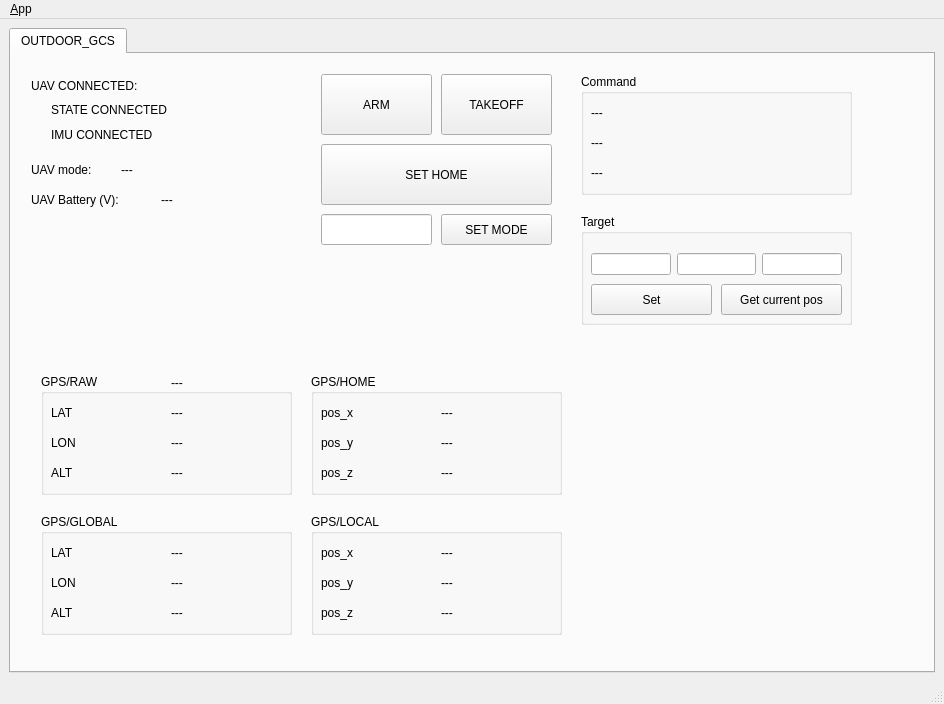
First picture: the form in ui/main_window.ui, repository chenc159/outdoor_gcs, before the edit.
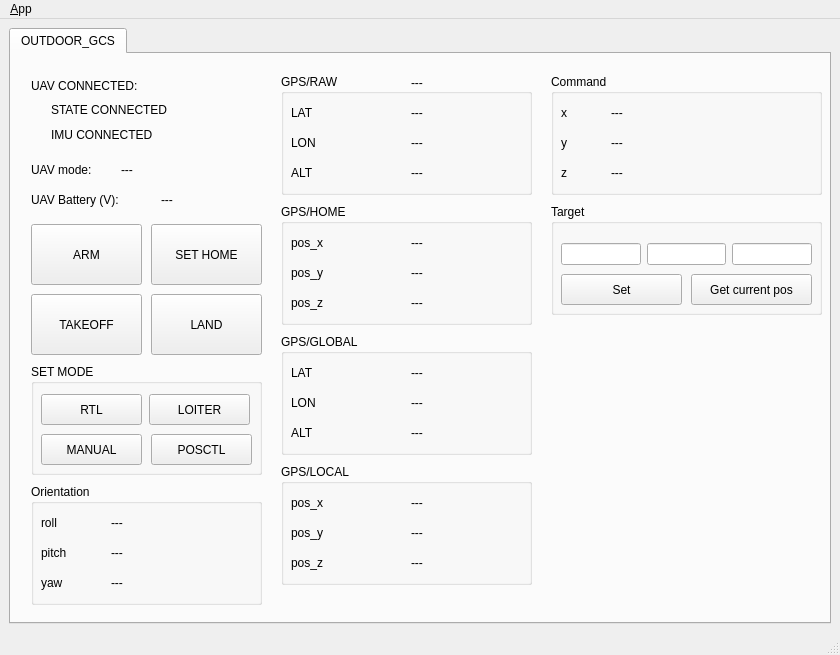
Second picture: the form after the edit. Icons and pictures are not drawn.

Diff of the .ui file:
```diff
--- a/ui/main_window.ui
+++ b/ui/main_window.ui
@@ -6,8 +6,8 @@
    <rect>
     <x>0</x>
     <y>0</y>
-    <width>944</width>
-    <height>704</height>
+    <width>840</width>
+    <height>655</height>
    </rect>
   </property>
   <property name="windowTitle">
@@ -43,8 +43,8 @@
        <widget class="QPushButton" name="ARM">
         <property name="geometry">
          <rect>
-          <x>310</x>
-          <y>20</y>
+          <x>20</x>
+          <y>170</y>
           <width>111</width>
           <height>61</height>
          </rect>
@@ -56,8 +56,8 @@
        <widget class="QPushButton" name="TAKEOFF">
         <property name="geometry">
          <rect>
-          <x>430</x>
-          <y>20</y>
+          <x>20</x>
+          <y>240</y>
           <width>111</width>
           <height>61</height>
          </rect>
@@ -82,8 +82,8 @@
        <widget class="QGroupBox" name="GPS">
         <property name="geometry">
          <rect>
-          <x>30</x>
-          <y>320</y>
+          <x>270</x>
+          <y>20</y>
           <width>251</width>
           <height>121</height>
          </rect>
@@ -209,19 +209,6 @@
          <string>UAV mode: </string>
         </property>
        </widget>
-       <widget class="QPushButton" name="SET_MODE">
-        <property name="geometry">
-         <rect>
-          <x>430</x>
-          <y>160</y>
-          <width>111</width>
-          <height>31</height>
-         </rect>
-        </property>
-        <property name="text">
-         <string>SET MODE</string>
-        </property>
-       </widget>
        <widget class="QLabel" name="MODE">
         <property name="geometry">
          <rect>
@@ -251,9 +238,9 @@
        <widget class="QPushButton" name="SET_HOME">
         <property name="geometry">
          <rect>
-          <x>310</x>
-          <y>90</y>
-          <width>231</width>
+          <x>140</x>
+          <y>170</y>
+          <width>111</width>
           <height>61</height>
          </rect>
         </property>
@@ -266,7 +253,7 @@
          <rect>
           <x>40</x>
           <y>70</y>
-          <width>121</width>
+          <width>161</width>
           <height>21</height>
          </rect>
         </property>
@@ -279,7 +266,7 @@
          <rect>
           <x>40</x>
           <y>40</y>
-          <width>141</width>
+          <width>161</width>
           <height>31</height>
          </rect>
         </property>
@@ -287,21 +274,11 @@
          <string>STATE CONNECTED</string>
         </property>
        </widget>
-       <widget class="QLineEdit" name="MODE_INPUT">
-        <property name="geometry">
-         <rect>
-          <x>310</x>
-          <y>160</y>
-          <width>111</width>
-          <height>31</height>
-         </rect>
-        </property>
-       </widget>
        <widget class="QGroupBox" name="GPS_2">
         <property name="geometry">
          <rect>
-          <x>30</x>
-          <y>460</y>
+          <x>270</x>
+          <y>280</y>
           <width>251</width>
           <height>121</height>
          </rect>
@@ -391,8 +368,8 @@
        <widget class="QGroupBox" name="GPS_3">
         <property name="geometry">
          <rect>
-          <x>300</x>
-          <y>460</y>
+          <x>270</x>
+          <y>410</y>
           <width>251</width>
           <height>121</height>
          </rect>
@@ -482,8 +459,8 @@
        <widget class="QGroupBox" name="GPS_4">
         <property name="geometry">
          <rect>
-          <x>300</x>
-          <y>320</y>
+          <x>270</x>
+          <y>150</y>
           <width>251</width>
           <height>121</height>
          </rect>
@@ -573,8 +550,8 @@
        <widget class="QGroupBox" name="TARGET">
         <property name="geometry">
          <rect>
-          <x>570</x>
-          <y>160</y>
+          <x>540</x>
+          <y>150</y>
           <width>271</width>
           <height>111</height>
          </rect>
@@ -633,7 +610,7 @@
        <widget class="QGroupBox" name="COMMAND">
         <property name="geometry">
          <rect>
-          <x>570</x>
+          <x>540</x>
           <y>20</y>
           <width>271</width>
           <height>121</height>
@@ -645,7 +622,7 @@
         <widget class="QLabel" name="des_x">
          <property name="geometry">
           <rect>
-           <x>10</x>
+           <x>60</x>
            <y>30</y>
            <width>67</width>
            <height>17</height>
@@ -658,7 +635,7 @@
         <widget class="QLabel" name="des_y">
          <property name="geometry">
           <rect>
-           <x>10</x>
+           <x>60</x>
            <y>60</y>
            <width>67</width>
            <height>17</height>
@@ -671,8 +648,151 @@
         <widget class="QLabel" name="des_z">
          <property name="geometry">
           <rect>
+           <x>60</x>
+           <y>90</y>
+           <width>67</width>
+           <height>17</height>
+          </rect>
+         </property>
+         <property name="text">
+          <string>---</string>
+         </property>
+        </widget>
+        <widget class="QLabel" name="title_des_x">
+         <property name="geometry">
+          <rect>
            <x>10</x>
+           <y>30</y>
+           <width>31</width>
+           <height>17</height>
+          </rect>
+         </property>
+         <property name="text">
+          <string>x</string>
+         </property>
+        </widget>
+        <widget class="QLabel" name="title_des_y">
+         <property name="geometry">
+          <rect>
+           <x>10</x>
+           <y>60</y>
+           <width>31</width>
+           <height>17</height>
+          </rect>
+         </property>
+         <property name="text">
+          <string>y</string>
+         </property>
+        </widget>
+        <widget class="QLabel" name="title_des_z">
+         <property name="geometry">
+          <rect>
+           <x>10</x>
            <y>90</y>
+           <width>31</width>
+           <height>17</height>
+          </rect>
+         </property>
+         <property name="text">
+          <string>z</string>
+         </property>
+        </widget>
+       </widget>
+       <widget class="QPushButton" name="LAND">
+        <property name="geometry">
+         <rect>
+          <x>140</x>
+          <y>240</y>
+          <width>111</width>
+          <height>61</height>
+         </rect>
+        </property>
+        <property name="text">
+         <string>LAND</string>
+        </property>
+       </widget>
+       <widget class="QGroupBox" name="groupBox">
+        <property name="geometry">
+         <rect>
+          <x>20</x>
+          <y>310</y>
+          <width>231</width>
+          <height>111</height>
+         </rect>
+        </property>
+        <property name="title">
+         <string>SET MODE</string>
+        </property>
+        <widget class="QPushButton" name="MODE_RTL">
+         <property name="geometry">
+          <rect>
+           <x>10</x>
+           <y>30</y>
+           <width>101</width>
+           <height>31</height>
+          </rect>
+         </property>
+         <property name="text">
+          <string>RTL</string>
+         </property>
+        </widget>
+        <widget class="QPushButton" name="MODE_LOITER">
+         <property name="geometry">
+          <rect>
+           <x>118</x>
+           <y>30</y>
+           <width>101</width>
+           <height>31</height>
+          </rect>
+         </property>
+         <property name="text">
+          <string>LOITER</string>
+         </property>
+        </widget>
+        <widget class="QPushButton" name="MODE_MANUAL">
+         <property name="geometry">
+          <rect>
+           <x>10</x>
+           <y>70</y>
+           <width>101</width>
+           <height>31</height>
+          </rect>
+         </property>
+         <property name="text">
+          <string>MANUAL</string>
+         </property>
+        </widget>
+        <widget class="QPushButton" name="MODE_POSCTL">
+         <property name="geometry">
+          <rect>
+           <x>120</x>
+           <y>70</y>
+           <width>101</width>
+           <height>31</height>
+          </rect>
+         </property>
+         <property name="text">
+          <string>POSCTL</string>
+         </property>
+        </widget>
+       </widget>
+       <widget class="QGroupBox" name="Orientation">
+        <property name="geometry">
+         <rect>
+          <x>20</x>
+          <y>430</y>
+          <width>231</width>
+          <height>121</height>
+         </rect>
+        </property>
+        <property name="title">
+         <string>Orientation</string>
+        </property>
+        <widget class="QLabel" name="roll">
+         <property name="geometry">
+          <rect>
+           <x>80</x>
+           <y>30</y>
            <width>67</width>
            <height>17</height>
           </rect>
@@ -681,6 +801,71 @@
           <string>---</string>
          </property>
         </widget>
+        <widget class="QLabel" name="pitch">
+         <property name="geometry">
+          <rect>
+           <x>80</x>
+           <y>60</y>
+           <width>67</width>
+           <height>17</height>
+          </rect>
+         </property>
+         <property name="text">
+          <string>---</string>
+         </property>
+        </widget>
+        <widget class="QLabel" name="yaw">
+         <property name="geometry">
+          <rect>
+           <x>80</x>
+           <y>90</y>
+           <width>67</width>
+           <height>17</height>
+          </rect>
+         </property>
+         <property name="text">
+          <string>---</string>
+         </property>
+        </widget>
+        <widget class="QLabel" name="title_roll">
+         <property name="geometry">
+          <rect>
+           <x>10</x>
+           <y>30</y>
+           <width>31</width>
+           <height>17</height>
+          </rect>
+         </property>
+         <property name="text">
+          <string>roll</string>
+         </property>
+        </widget>
+        <widget class="QLabel" name="title_pitch">
+         <property name="geometry">
+          <rect>
+           <x>10</x>
+           <y>60</y>
+           <width>41</width>
+           <height>17</height>
+          </rect>
+         </property>
+         <property name="text">
+          <string>pitch</string>
+         </property>
+        </widget>
+        <widget class="QLabel" name="title_yaw">
+         <property name="geometry">
+          <rect>
+           <x>10</x>
+           <y>90</y>
+           <width>31</width>
+           <height>17</height>
+          </rect>
+         </property>
+         <property name="text">
+          <string>yaw</string>
+         </property>
+        </widget>
        </widget>
       </widget>
      </widget>
@@ -693,7 +878,7 @@
     <rect>
      <x>0</x>
      <y>0</y>
-     <width>944</width>
+     <width>840</width>
      <height>22</height>
     </rect>
    </property>
```
